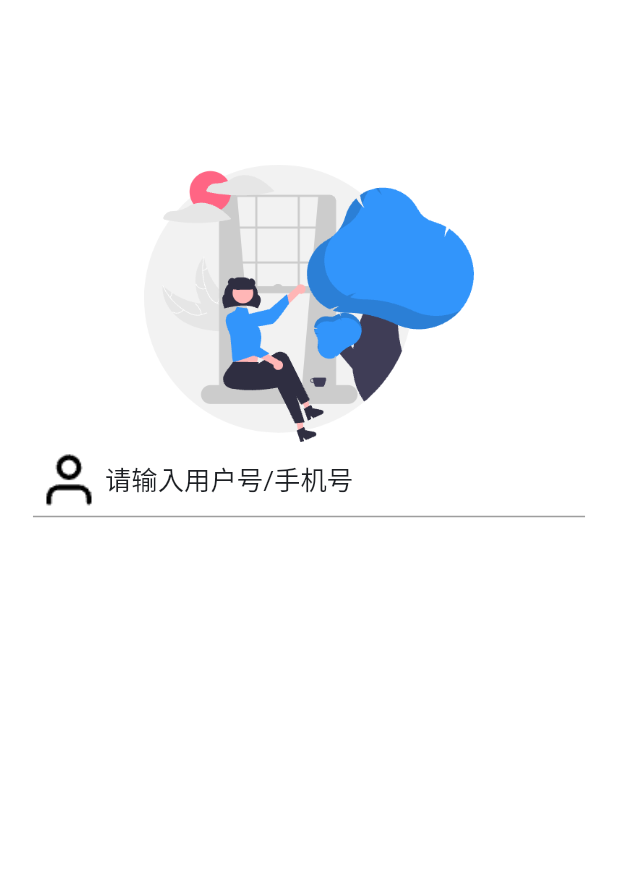
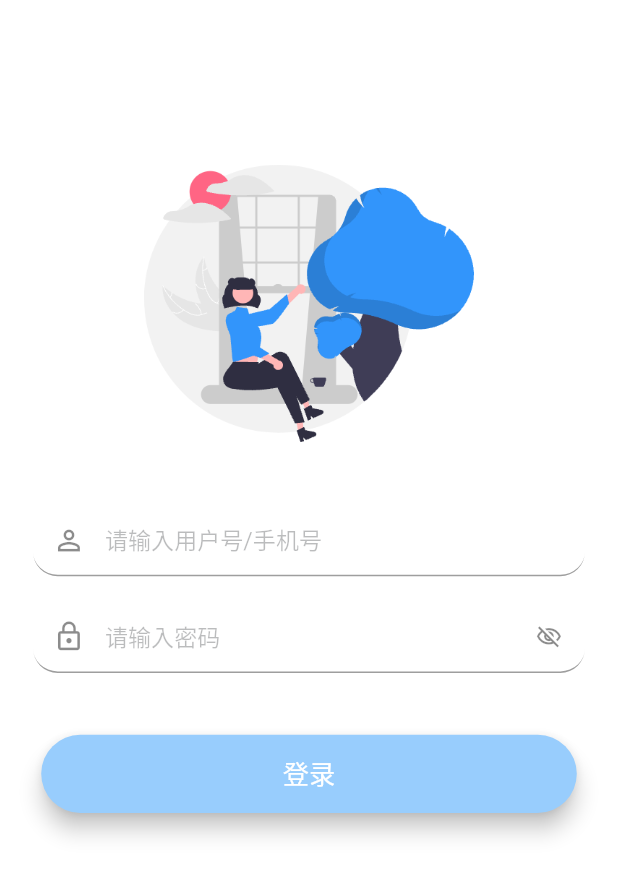
Before and after one commit to Jasper-Cheng/infinite_base, a Flutter app: the LoginPage screen opened by its route, on a phone screen of 412 x 824 dp. Shown: the top 876 px of the screen. Run offline on Flutter 3.47's test engine with Material 2 defaults, Android fonts, the phone set to English and light mode, and no system bars; our stand-ins replace dio, flutter_easyloading, flutter_local_notifications, flutter_screenutil, fluttertoast, go_router and 4 more; accounts and stored records are empty; network calls fail.

Commit message:
add font and login

```diff
--- a/lib/configs/theme_config.dart
+++ b/lib/configs/theme_config.dart
@@ -1,7 +1,7 @@
 import 'package:flutter/material.dart';
 
 class ThemeConfig{
-  static String defaultFontStyle="AlimamaDongFangDaKai";//["AlimamaDaoLiTi","AlimamaDongFangDaKai","AlimamaFangYuanTiVF"]
+  static String defaultFontStyle="SourceHanSerifCN";
   static Map<String,ThemeData> map={
     "LIGHT":ThemeData(
       brightness: Brightness.light,
--- a/lib/controllers/login_page_controller.dart
+++ b/lib/controllers/login_page_controller.dart
@@ -1,33 +1,55 @@
+import 'dart:async';
+
 import 'package:flutter/material.dart';
+import 'package:flutter_easyloading/flutter_easyloading.dart';
 import 'package:go_router/go_router.dart';
 import 'package:infinite_base/bases/base_controller.dart';
-import 'package:infinite_base/utils/toast_util.dart';
 
 import '../configs/key_config.dart';
 import '../configs/route_config.dart';
 import '../bases/bundle.dart';
 
 class LoginPageController extends BaseController{
-  String centerText="loginPage";
-  TextEditingController textEditingController=TextEditingController();
+  bool eyeOpen=false;
+
+  TextEditingController? usernameTextEditingController;
+  TextEditingController? passwordTextEditingController;
+  String username="";
+  String password="";
 
   @override
   void initController(State<StatefulWidget> state,Bundle? bundle) {
     postFrameCallback((callback) {
-
+      usernameTextEditingController=TextEditingController(text: username);
+      passwordTextEditingController=TextEditingController(text: password);
     });
   }
 
   Future<void> jumpToMainWidget() async {
     Bundle bundle = Bundle();
     bundle.putString(KeyConfig.app_common_key, "I'm login,nice to meet you!");
-    Object? object=await context.push(RoutePath.main,extra: bundle);
-    ToastUtil.showToast("object=${object.toString()}");
+    context.push(RoutePath.main,extra: bundle);
   }
 
-  void updateText(String text){
-    centerText=text;
+  void doLogin(){
+    EasyLoading.show(status: "正在登录");
+    Timer(const Duration(seconds: 1), () {
+      jumpToMainWidget();
+    });
+  }
+
+  void updateEye(){
+    eyeOpen=!eyeOpen;
     notifyListeners();
   }
 
+  void updateUserName(String value){
+    username=value;
+    notifyListeners();
+  }
+
+  void updatePassword(String value){
+    password=value;
+    notifyListeners();
+  }
 }
--- a/lib/controllers/views/home_page_controller.dart
+++ b/lib/controllers/views/home_page_controller.dart
@@ -11,7 +11,7 @@ class HomePageController extends BaseController{
   @override
   void initController(State<StatefulWidget> state,Bundle? bundle) {
     postFrameCallback((callback) {
-      (ApplicationController().getTargetPage<LoginPageState>()?.baseController as LoginPageController).updateText("I'm HomePageController,I changed you.");
+      // (ApplicationController().getTargetPage<LoginPageState>()?.baseController as LoginPageController).updateText("I'm HomePageController,I changed you.");
     });
   }
 
--- a/lib/pages/login_page.dart
+++ b/lib/pages/login_page.dart
@@ -37,27 +37,70 @@ class LoginPageState extends BasePageState<LoginPage> {
               width: 200.w,
               fit: BoxFit.fill,
             ),
-            TextField(
-              controller: _controller.textEditingController,
-              style: TextStyle(
-                  fontSize: 16.sp,),
-              decoration: InputDecoration(
-                hintStyle: TextStyle(
-                    color: const Color(0xFF1C1F23),
-                    fontSize: 16.sp,
-                    textBaseline: TextBaseline.alphabetic),
-                hintText: "请输入用户号/手机号",
-                prefixIcon: Image.asset(
-                  AssetImageConfig.login_account_unselect,
+            Container(
+              height: 30.h,
+            ),
+            Column(
+              children: [
+                TextField(
+                  controller: _controller.usernameTextEditingController,
+                    style: TextStyle(fontSize: 16.sp,),
+                    decoration: InputDecoration(
+                        border: UnderlineInputBorder(
+                          borderRadius: BorderRadius.all(Radius.circular(15.w)),
+                        ),
+                        hintStyle: TextStyle(
+                          color: const Color(0x4C1C1F23),
+                          fontSize: 14.sp,),
+                        hintText: "请输入用户号/手机号",
+                        prefixIcon: Icon(Icons.person_outline,size: 20.w),
+                    ),
+                  onChanged: _controller.updateUserName
                 ),
-                // prefixIconConstraints: BoxConstraints(
-                //   minWidth: 24.w,
-                //   minHeight: 24.w,
-                //   maxWidth: 24.w,
-                //   maxHeight: 24.w
-                // ),
+                Container(
+                  height: 12.h,
+                ),
+                TextField(
+                  controller: _controller.passwordTextEditingController,
+                    style: TextStyle(fontSize: 16.sp,),
+                    obscureText: !_controller.eyeOpen,
+                    decoration: InputDecoration(
+                        border: UnderlineInputBorder(
+                          borderRadius: BorderRadius.all(Radius.circular(15.w)),
+                        ),
+                        hintStyle: TextStyle(
+                          color: const Color(0x4C1C1F23),
+                          fontSize: 14.sp,),
+                        hintText: "请输入密码",
+                        prefixIcon: Icon(Icons.lock_outline,size: 20.w),
+                      suffixIcon: GestureDetector(
+                        onTap: _controller.updateEye,
+                        child: _controller.eyeOpen?Icon(Icons.visibility_outlined,size: 16.w):Icon(Icons.visibility_off_outlined,size: 16.w)
+                      )
+                    ),
+                  onChanged: _controller.updatePassword,
+                ),
+              ],
+            ),
+            Container(
+              height: 30.h,
+            ),
+            MaterialButton(
+              minWidth: ScreenUtil().screenWidth-50.w,
+              height: 38.h,
+              shape: RoundedRectangleBorder(
+                side: BorderSide.none,
+                borderRadius: BorderRadius.all(
+                  Radius.circular(100.r),
+                ),
               ),
-            ),
+              disabledElevation: 6,
+              elevation: 6,
+              color: const Color(0xFF0077FA),
+              disabledColor: const Color(0xFF98CDFD),
+              onPressed: _controller.username.isNotEmpty&&_controller.password.isNotEmpty?_controller.doLogin:null,
+              child: Text("登录",style: TextStyle(color: Colors.white,fontSize: 16.sp,fontWeight: FontWeight.w400),),
+            )
           ],
         ),
       ),
```
Also changed, not shown: pubspec.yaml (+8 -8 lines), assets/images/password_eye_open.png (added), 7 other files.
